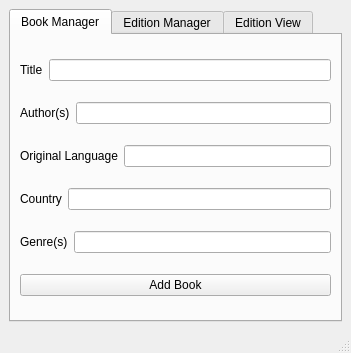
Old version of the form mainwindow.ui in the repository ahmettahacelik/reading-tracker.
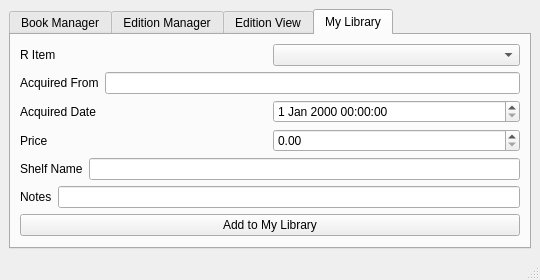
New version of the form.

Commit message:
Created MyLibraryManager
The implementation is not done, lots of to-do and ui improvement is needed.

```diff
--- a/mainwindow.ui
+++ b/mainwindow.ui
@@ -6,8 +6,8 @@
    <rect>
     <x>0</x>
     <y>0</y>
-    <width>351</width>
-    <height>353</height>
+    <width>540</width>
+    <height>274</height>
    </rect>
   </property>
   <property name="windowTitle">
@@ -18,7 +18,7 @@
     <item>
      <widget class="QTabWidget" name="tabWidget">
       <property name="currentIndex">
-       <number>0</number>
+       <number>3</number>
       </property>
       <widget class="QWidget" name="tab">
        <attribute name="title">
@@ -228,6 +228,108 @@
         </item>
        </layout>
       </widget>
+      <widget class="QWidget" name="tab_4">
+       <attribute name="title">
+        <string>My Library</string>
+       </attribute>
+       <layout class="QHBoxLayout" name="horizontalLayout_21">
+        <item>
+         <layout class="QVBoxLayout" name="verticalLayout_4">
+          <item>
+           <layout class="QHBoxLayout" name="horizontalLayout_15">
+            <item>
+             <widget class="QLabel" name="label_11">
+              <property name="text">
+               <string>R Item</string>
+              </property>
+             </widget>
+            </item>
+            <item>
+             <widget class="QComboBox" name="comboBoxRItem"/>
+            </item>
+           </layout>
+          </item>
+          <item>
+           <layout class="QHBoxLayout" name="horizontalLayout_16">
+            <item>
+             <widget class="QLabel" name="label_12">
+              <property name="text">
+               <string>Acquired From</string>
+              </property>
+             </widget>
+            </item>
+            <item>
+             <widget class="QLineEdit" name="lineEditAcquiredFrom"/>
+            </item>
+           </layout>
+          </item>
+          <item>
+           <layout class="QHBoxLayout" name="horizontalLayout_17">
+            <item>
+             <widget class="QLabel" name="label_13">
+              <property name="text">
+               <string>Acquired Date</string>
+              </property>
+             </widget>
+            </item>
+            <item>
+             <widget class="QDateTimeEdit" name="dateTimeEditAcquiredDate"/>
+            </item>
+           </layout>
+          </item>
+          <item>
+           <layout class="QHBoxLayout" name="horizontalLayout_18">
+            <item>
+             <widget class="QLabel" name="label_14">
+              <property name="text">
+               <string>Price</string>
+              </property>
+             </widget>
+            </item>
+            <item>
+             <widget class="QDoubleSpinBox" name="doubleSpinBoxPrice"/>
+            </item>
+           </layout>
+          </item>
+          <item>
+           <layout class="QHBoxLayout" name="horizontalLayout_19">
+            <item>
+             <widget class="QLabel" name="label_15">
+              <property name="text">
+               <string>Shelf Name</string>
+              </property>
+             </widget>
+            </item>
+            <item>
+             <widget class="QLineEdit" name="lineEditShelfName"/>
+            </item>
+           </layout>
+          </item>
+          <item>
+           <layout class="QHBoxLayout" name="horizontalLayout_20">
+            <item>
+             <widget class="QLabel" name="label_16">
+              <property name="text">
+               <string>Notes</string>
+              </property>
+             </widget>
+            </item>
+            <item>
+             <widget class="QLineEdit" name="lineEditNotes"/>
+            </item>
+           </layout>
+          </item>
+          <item>
+           <widget class="QPushButton" name="pushButtonAddMyLibrary">
+            <property name="text">
+             <string>Add to My Library</string>
+            </property>
+           </widget>
+          </item>
+         </layout>
+        </item>
+       </layout>
+      </widget>
      </widget>
     </item>
    </layout>
```
Left out of the diff: 2 changed lines with no effect on the pictures. The commit also changes 9 other files.
